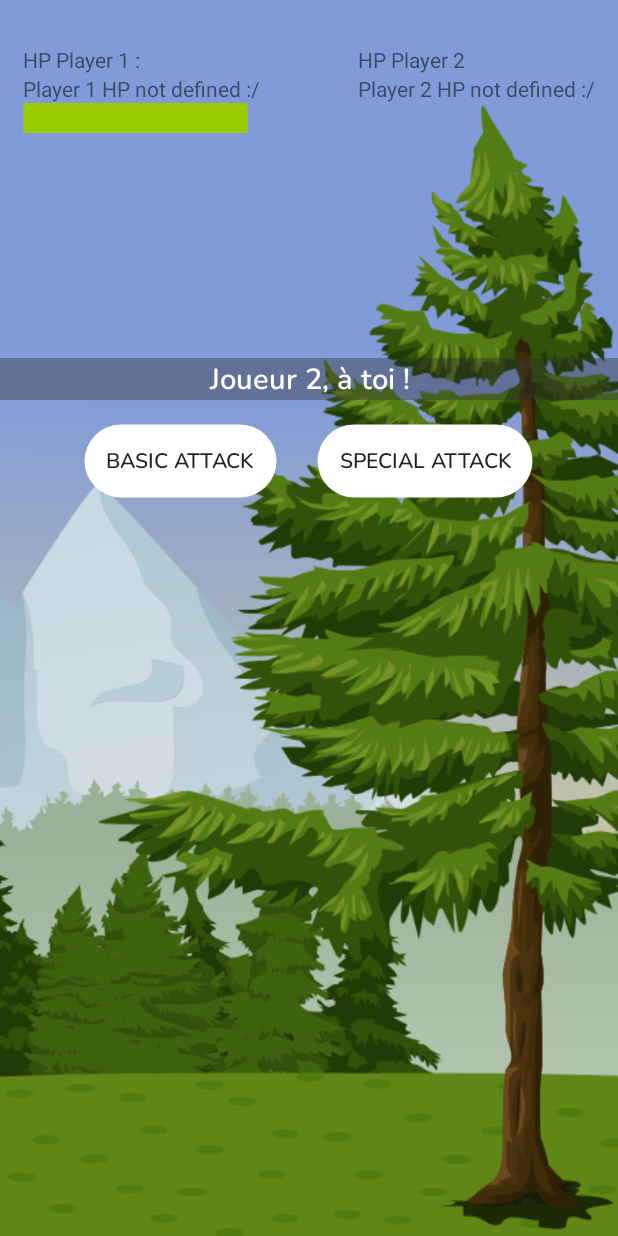
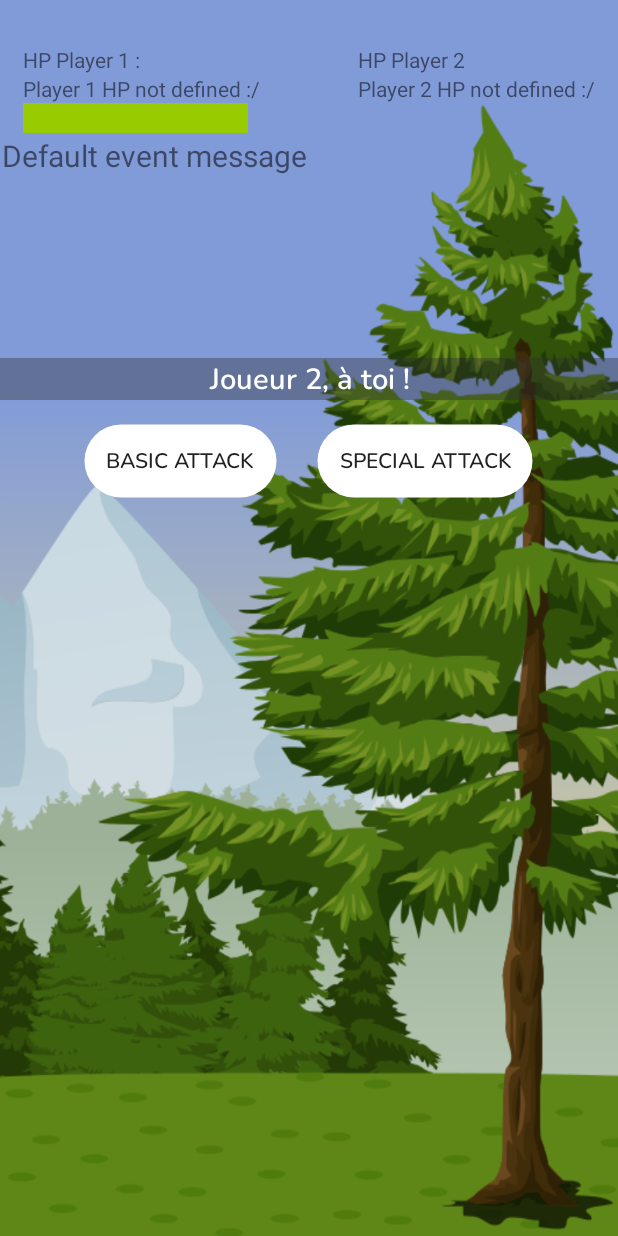
Before and after one commit to Romorain5/EpicGameApp, an Android app: the screen it shows after launch (FightActivity), after a tap on "COMMENCER LA PARTIE", on a phone screen of 412 x 824 dp. Run offline under Robolectric (Android 15) with nearby library versions, the phone set to English and light mode, and no system bars; our stand-ins replace ButterKnife; 6 statements that could not run were skipped.

Commit message:
Add RecyclerView for the eventMessages

```diff
--- a/app/build.gradle
+++ b/app/build.gradle
@@ -22,12 +22,14 @@ android {
 dependencies {
     implementation fileTree(dir: 'libs', include: ['*.jar'])
     implementation 'androidx.appcompat:appcompat:1.1.0'
-    implementation 'com.android.support:cardview-v7:29.0.0'
+    implementation 'androidx.cardview:cardview:1.0.0'
     implementation 'androidx.constraintlayout:constraintlayout:1.1.3'
     testImplementation 'junit:junit:4.12'
     androidTestImplementation 'androidx.test:runner:1.1.1'
     androidTestImplementation 'androidx.test.espresso:espresso-core:3.2.0'
 
+    implementation 'androidx.appcompat:appcompat:1.0.0'
+    implementation 'androidx.recyclerview:recyclerview:1.0.0'
 
     implementation 'com.eightbitlab:supportrenderscriptblur:1.0.2'
     implementation 'com.eightbitlab:blurview:1.5.0'
--- a/app/src/main/java/com/romain/jeuepicapp/Warrior.java
+++ b/app/src/main/java/com/romain/jeuepicapp/Warrior.java
@@ -3,6 +3,8 @@ package com.romain.jeuepicapp;
 import android.os.Parcel;
 import android.os.Parcelable;
 import android.util.Log;
+
+import com.romain.jeuepicapp.activity.FightActivity;
 
 public class Warrior extends Character {
     public Warrior(int level, int strength, int agility, int intelligence, int number, int luck) {
@@ -32,6 +34,7 @@ public class Warrior extends Character {
             int damage = this.getStrength();
             Log.d("Fight", "basicAttack: la force est égal à " + this.getStrength() + " donc les degats subits seront de : " + damage);
             enemy.setHealth(enemy.getHealth()-damage);
+            FightActivity.addEventInfo("Le joueur " + getNumber() + " attaque et inflige " + damage + " points de dégats ! ");
 
 
         } else {
@@ -50,6 +53,7 @@ public class Warrior extends Character {
         int loss = this.getStrength() / 2;
         enemy.setHealth(enemy.getHealth() - damage);
         this.setHealth(this.getHealth() - loss);
+        FightActivity.addEventInfo("");
 
     }
 
--- a/app/src/main/java/com/romain/jeuepicapp/activity/FightActivity.java
+++ b/app/src/main/java/com/romain/jeuepicapp/activity/FightActivity.java
@@ -1,6 +1,9 @@
 package com.romain.jeuepicapp.activity;
 
 import androidx.appcompat.app.AppCompatActivity;
+import androidx.recyclerview.widget.LinearLayoutManager;
+import androidx.recyclerview.widget.LinearSmoothScroller;
+import androidx.recyclerview.widget.RecyclerView;
 
 import android.graphics.drawable.ClipDrawable;
 import android.os.Bundle;
@@ -15,9 +18,10 @@ import android.widget.Toast;
 import com.romain.jeuepicapp.Character;
 import com.romain.jeuepicapp.R;
 
+import java.util.ArrayList;
+
 // TODO Intent les characters directement depuis le MainActivity ( parcelable )
 
-// TODO Essayer d'utiliser les même bouton pour le controle des tours
 
 // TODO Recycler view pour faire un historique de se qu'il se passe ( regarder le TP du TopQuiz )
 
@@ -35,10 +39,12 @@ public class FightActivity extends AppCompatActivity {
    //public ClipDrawable mImageDrawable;
    //public  ImageView clipHp1;
 
+    public static RecyclerView recyclerView;
+
     public static final String EXTRA_PLAYER1 = "Player1";
     public static final String EXTRA_PLAYER2 = "Player2";
-
-
+    public static ArrayList<String> eventMessagesArray = new ArrayList<>();
+    static MyRecyclerViewAdapter adapter;
 
     @Override
     public void onCreate(Bundle savedInstanceState) {
@@ -46,6 +52,18 @@ public class FightActivity extends AppCompatActivity {
                 WindowManager.LayoutParams.FLAG_FULLSCREEN);
         super.onCreate(savedInstanceState);
         setContentView(R.layout.activity_fight);
+
+
+        eventMessagesArray.add("Default event message");
+
+
+
+        recyclerView = findViewById(R.id.recycler_view);
+        recyclerView.setLayoutManager(new LinearLayoutManager(this));
+        adapter = new MyRecyclerViewAdapter(this,eventMessagesArray);
+        recyclerView.setAdapter(adapter);
+
+
 
 
         //TEST CLIP HP BAR
@@ -115,11 +133,15 @@ public class FightActivity extends AppCompatActivity {
 
     public void Basic_attack(View view) {
         if (isPlayer1Turn) {
+
             mJoueur1.basicAttack(mJoueur2);
             isPlayer1Turn = false;
             InfoPlayerTurns.setText("Joueur 2 à toi !");
             Log.d("Fight", "Basic_attack: ici le joueur 1 est censé attaquer le joueur 2 et lui ramener ses pv à :" + mJoueur2.getHealth().toString());
             hpP2.setText(mJoueur2.getHealth().toString());
+            //recyclerView.smoothScrollToPosition(eventMessagesArray.size() - 1);
+            recyclerView.smoothScrollToPosition(eventMessagesArray.size() -1 );
+
            // mImageDrawable.setLevel(5000);
 
         } else {
@@ -127,6 +149,7 @@ public class FightActivity extends AppCompatActivity {
             isPlayer1Turn = true;
             InfoPlayerTurns.setText(R.string.J1_turn);
             hpP1.setText(mJoueur1.getHealth().toString());
+            recyclerView.smoothScrollToPosition(eventMessagesArray.size() -1 );
         }
     }
 
@@ -147,4 +170,11 @@ public class FightActivity extends AppCompatActivity {
 
         }
     }
+
+    public static void addEventInfo(String msg) {
+        eventMessagesArray.add(msg);
+        adapter.notifyDataSetChanged();
+    }
+
+
 }
--- /dev/null
+++ b/app/src/main/java/com/romain/jeuepicapp/activity/MyRecyclerViewAdapter.java
@@ -0,0 +1,87 @@
+package com.romain.jeuepicapp.activity;
+
+import android.content.Context;
+import android.view.LayoutInflater;
+import android.view.View;
+import android.view.ViewGroup;
+import android.widget.TextView;
+
+import androidx.annotation.NonNull;
+import androidx.recyclerview.widget.RecyclerView;
+
+import com.romain.jeuepicapp.R;
+
+import java.util.List;
+
+public class MyRecyclerViewAdapter extends RecyclerView.Adapter<MyRecyclerViewAdapter.ViewHolder> {
+
+    private List<String> mData;
+    private LayoutInflater mInflater;
+    private ItemClickListener mClickListener;
+
+    // data is passed into the constructor
+    MyRecyclerViewAdapter(Context context, List<String> data) {
+        this.mInflater = LayoutInflater.from(context);
+        this.mData = data;
+    }
+
+    // inflates the row layout from xml when needed
+    @Override
+    public ViewHolder onCreateViewHolder(ViewGroup parent, int viewType) {
+        View view = mInflater.inflate(R.layout.recyclerview_row, parent, false);
+        return new ViewHolder(view);
+    }
+
+    @NonNull
+
+
+    // binds the data to the TextView in each row
+    @Override
+    public void onBindViewHolder(ViewHolder holder, int position) {
+        String infoMessage = mData.get(position);
+        holder.myTextView.setText(infoMessage);
+    }
+
+    // total number of rows
+    @Override
+    public int getItemCount() {
+        return mData.size();
+    }
+
+    public void addItem(String item) {
+        mData.add(item);
+        notifyDataSetChanged();
+    }
+
+
+    // stores and recycles views as they are scrolled off screen
+    public class ViewHolder extends RecyclerView.ViewHolder implements View.OnClickListener {
+        TextView myTextView;
+
+        ViewHolder(View itemView) {
+            super(itemView);
+            myTextView = itemView.findViewById(R.id.info_textview);
+            itemView.setOnClickListener(this);
+        }
+
+        @Override
+        public void onClick(View view) {
+            if (mClickListener != null) mClickListener.onItemClick(view, getAdapterPosition());
+        }
+    }
+
+    // convenience method for getting data at click position
+    String getItem(int id) {
+        return mData.get(id);
+    }
+
+    // allows clicks events to be caught
+    void setClickListener(ItemClickListener itemClickListener) {
+        this.mClickListener = itemClickListener;
+    }
+
+    // parent activity will implement this method to respond to click events
+    public interface ItemClickListener {
+        void onItemClick(View view, int position);
+    }
+}
--- a/app/src/main/res/layout/activity_fight.xml
+++ b/app/src/main/res/layout/activity_fight.xml
@@ -77,6 +77,13 @@
 
     </LinearLayout>
 
+
+    <androidx.recyclerview.widget.RecyclerView
+        android:id="@+id/recycler_view"
+        android:layout_below="@id/linear_layout_fight_p1"
+        android:layout_width="300dp"
+        android:layout_height="125dp"/>
+
     <TextView
         android:layout_below="@id/linear_layout_fight_p1"
         android:layout_marginTop="150dp"
--- /dev/null
+++ b/app/src/main/res/layout/recyclerview_row.xml
@@ -0,0 +1,15 @@
+<?xml version="1.0" encoding="utf-8"?>
+<LinearLayout
+    xmlns:android="http://schemas.android.com/apk/res/android"
+    android:layout_width="match_parent"
+    android:layout_height="wrap_content"
+    android:orientation="horizontal"
+    android:padding="1dp">
+
+    <TextView
+        android:id="@+id/info_textview"
+        android:layout_width="wrap_content"
+        android:layout_height="wrap_content"
+        android:textSize="20sp"/>
+
+</LinearLayout>
--- a/build.gradle
+++ b/build.gradle
@@ -7,7 +7,7 @@ buildscript {
 
     }
     dependencies {
-        classpath 'com.android.tools.build:gradle:3.5.1'
+        classpath 'com.android.tools.build:gradle:3.5.3'
 
         // NOTE: Do not place your application dependencies here; they belong
         // in the individual module build.gradle files
```
